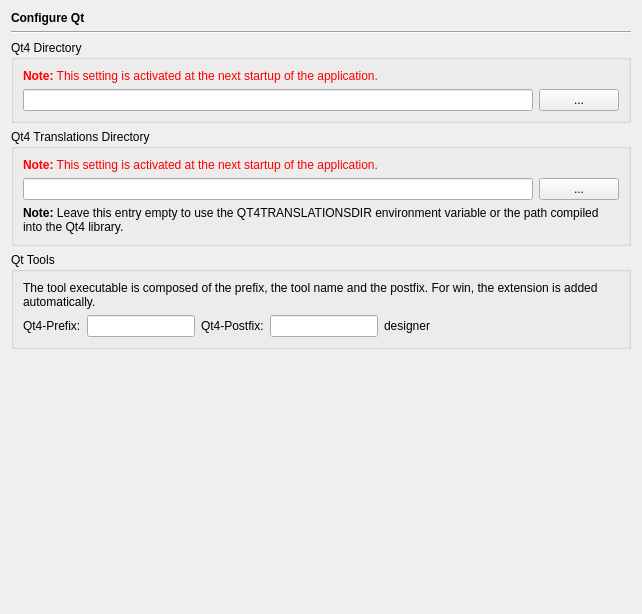
Above: Preferences/ConfigurationPages/QtPage.ui from testmana2/test before the change. Below: the same form after it.
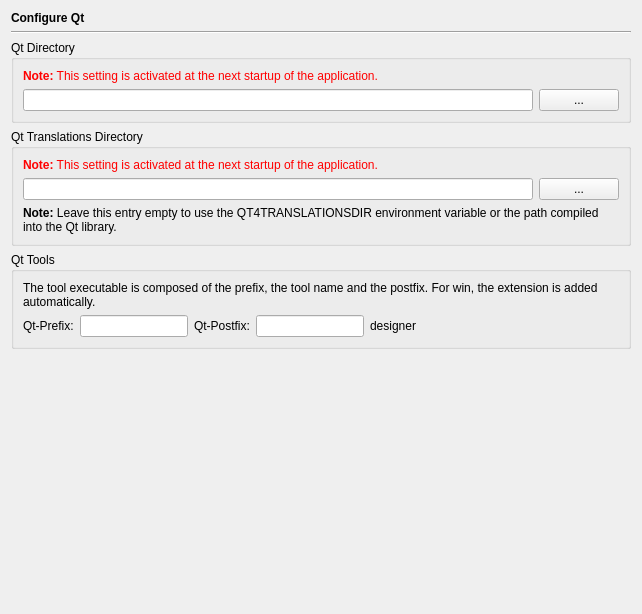
That is the form after the change.

Patch:
```diff
--- a/Preferences/ConfigurationPages/QtPage.ui
+++ b/Preferences/ConfigurationPages/QtPage.ui
@@ -34,7 +34,7 @@
    <item>
     <widget class="QGroupBox" name="qt4Group">
      <property name="title">
-      <string>Qt4 Directory</string>
+      <string>Qt Directory</string>
      </property>
      <layout class="QGridLayout" name="_2">
       <item row="0" column="0" colspan="2">
@@ -67,7 +67,7 @@
    <item>
     <widget class="QGroupBox" name="groupBox_3">
      <property name="title">
-      <string>Qt4 Translations Directory</string>
+      <string>Qt Translations Directory</string>
      </property>
      <layout class="QGridLayout">
       <item row="1" column="1">
@@ -97,7 +97,7 @@
       <item row="2" column="0" colspan="2">
        <widget class="QLabel" name="textLabel1_2_4">
         <property name="text">
-         <string>&lt;b&gt;Note:&lt;/b&gt; Leave this entry empty to use the QT4TRANSLATIONSDIR environment variable or the path compiled into the Qt4 library.</string>
+         <string>&lt;b&gt;Note:&lt;/b&gt; Leave this entry empty to use the QT4TRANSLATIONSDIR environment variable or the path compiled into the Qt library.</string>
         </property>
         <property name="wordWrap">
          <bool>true</bool>
@@ -126,7 +126,7 @@
       <item row="1" column="0">
        <widget class="QLabel" name="label_3">
         <property name="text">
-         <string>Qt4-Prefix:</string>
+         <string>Qt-Prefix:</string>
         </property>
        </widget>
       </item>
@@ -140,7 +140,7 @@
       <item row="1" column="2">
        <widget class="QLabel" name="label_5">
         <property name="text">
-         <string>Qt4-Postfix:</string>
+         <string>Qt-Postfix:</string>
         </property>
        </widget>
       </item>
```
Left out of the diff: 12 changed lines with no effect on the pictures.
